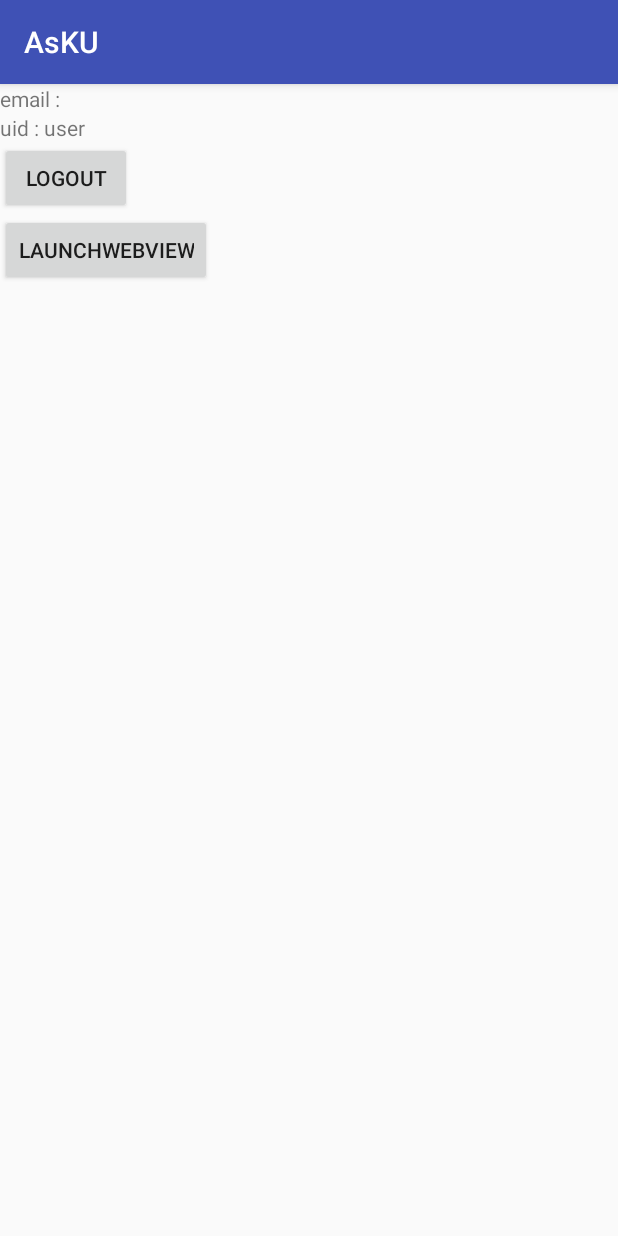
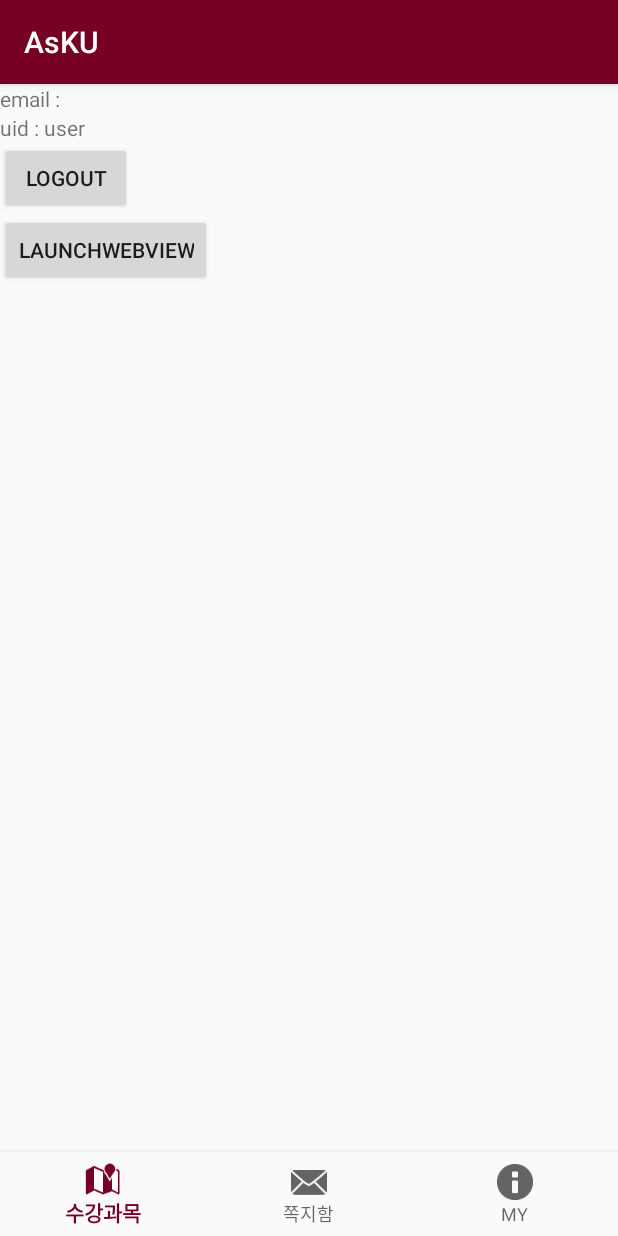
Before and after one commit to os94/ASKU, an Android app: the screen it shows after launch once a user with an empty profile is signed in (MainActivity), on a phone screen of 412 x 824 dp. Run offline under Robolectric (Android 15) with nearby library versions, the light colour scheme and no system bars; our stand-ins replace Firebase (no records; nobody signed in at launch, a user with empty details on screens opened directly).

Commit message:
add bottom tab in Main page

```diff
--- a/app/build.gradle
+++ b/app/build.gradle
@@ -23,6 +23,7 @@ android {
 dependencies {
     implementation fileTree(dir: 'libs', include: ['*.jar'])
     implementation 'com.android.support:appcompat-v7:26.1.0'
+    implementation "com.android.support:design:26.1.0"
     implementation 'com.android.support.constraint:constraint-layout:1.1.3'
     testImplementation 'junit:junit:4.12'
     androidTestImplementation 'com.android.support.test:runner:1.0.2'
--- a/app/src/main/java/kr/ac/korea/lecturestalk/kulecturestalk/MainActivity.java
+++ b/app/src/main/java/kr/ac/korea/lecturestalk/kulecturestalk/MainActivity.java
@@ -2,11 +2,15 @@ package kr.ac.korea.lecturestalk.kulecturestalk;
 
 import android.content.Intent;
 import android.os.Bundle;
+import android.support.annotation.NonNull;
 import android.support.v7.app.AppCompatActivity;
 import android.util.Log;
+import android.view.MenuItem;
 import android.view.View;
 import android.widget.Button;
 import android.widget.TextView;
+import android.support.design.widget.BottomNavigationView;
+import android.widget.Toast;
 
 import com.google.firebase.auth.FirebaseAuth;
 
@@ -50,5 +54,29 @@ public class MainActivity extends AppCompatActivity {
                 startActivity(new Intent(MainActivity.this, WebViewActivity.class));
             }
         });
+
+        BottomNavigationView bottomNavigationView = (BottomNavigationView) findViewById(R.id.navigation);
+        bottomNavigationView.setOnNavigationItemSelectedListener(
+                new BottomNavigationView.OnNavigationItemSelectedListener() {
+                    @Override
+                    public boolean onNavigationItemSelected(@NonNull MenuItem item) {
+
+                        switch (item.getItemId()) {
+
+                            case R.id.menu_lectures:
+                                Toast.makeText(MainActivity.this, "수강과목", Toast.LENGTH_SHORT).show();
+                                return true;
+
+                            case R.id.menu_messages:
+                                Toast.makeText(MainActivity.this, "쪽지함", Toast.LENGTH_SHORT).show();
+                                return true;
+
+                            case R.id.menu_mypage:
+                                Toast.makeText(MainActivity.this, "마이페이지", Toast.LENGTH_SHORT).show();
+                                return true;
+                        }
+                        return false;
+                    }
+                });
     }
 }
--- a/app/src/main/res/layout/activity_main.xml
+++ b/app/src/main/res/layout/activity_main.xml
@@ -25,4 +25,23 @@
         android:layout_width="wrap_content"
         android:layout_height="wrap_content"
         android:text="LaunchWebView"/>
+
+
+    <FrameLayout
+        android:id="@+id/fragment_container"
+        android:layout_width="match_parent"
+        android:layout_height="0dp"
+        android:layout_weight="1"/>
+
+
+    <!--        app:itemIconTint="@android:color/holo_red_dark"
+            app:itemTextColor="@android:color/holo_blue_dark"-->
+    <android.support.design.widget.BottomNavigationView
+        android:id="@+id/navigation"
+        android:layout_width="match_parent"
+        android:layout_height="wrap_content"
+        android:layout_gravity="bottom"
+        android:background="?android:attr/windowBackground"
+        app:menu="@menu/bottombar_menu" />
+
 </LinearLayout>
--- /dev/null
+++ b/app/src/main/res/menu/bottombar_menu.xml
@@ -0,0 +1,22 @@
+<?xml version="1.0" encoding="utf-8"?>
+<menu xmlns:android="http://schemas.android.com/apk/res/android"
+    xmlns:app="http://schemas.android.com/apk/res-auto">
+
+    <item
+        android:id="@+id/menu_lectures"
+        app:showAsAction="ifRoom"
+        android:enabled="true"
+        android:icon="@android:drawable/ic_dialog_map"
+        android:title="수강과목" />
+    <item
+        android:id="@+id/menu_messages"
+        app:showAsAction="ifRoom"
+        android:icon="@android:drawable/ic_dialog_email"
+        android:title="쪽지함" />
+    <item
+        android:id="@+id/menu_mypage"
+        app:showAsAction="ifRoom"
+        android:enabled="true"
+        android:icon="@android:drawable/ic_dialog_info"
+        android:title="MY" />
+</menu>
--- a/app/src/main/res/values/colors.xml
+++ b/app/src/main/res/values/colors.xml
@@ -1,6 +1,6 @@
 <?xml version="1.0" encoding="utf-8"?>
 <resources>
-    <color name="colorPrimary">#3F51B5</color>
-    <color name="colorPrimaryDark">#303F9F</color>
+    <color name="colorPrimary">#760023</color>
+    <color name="colorPrimaryDark">#47081b</color>
     <color name="colorAccent">#FF4081</color>
 </resources>
```
Also changed, not shown: app/src/main/res/mipmap-hdpi/ic_launcher.png (deleted), app/src/main/res/mipmap-hdpi/ic_launcher_round.png (deleted), app/src/main/res/mipmap-mdpi/ic_launcher.png (deleted), app/src/main/res/mipmap-mdpi/ic_launcher_round.png (deleted), app/src/main/res/mipmap-xhdpi/ic_launcher.png (deleted), app/src/main/res/mipmap-xhdpi/ic_launcher_round.png (deleted).
